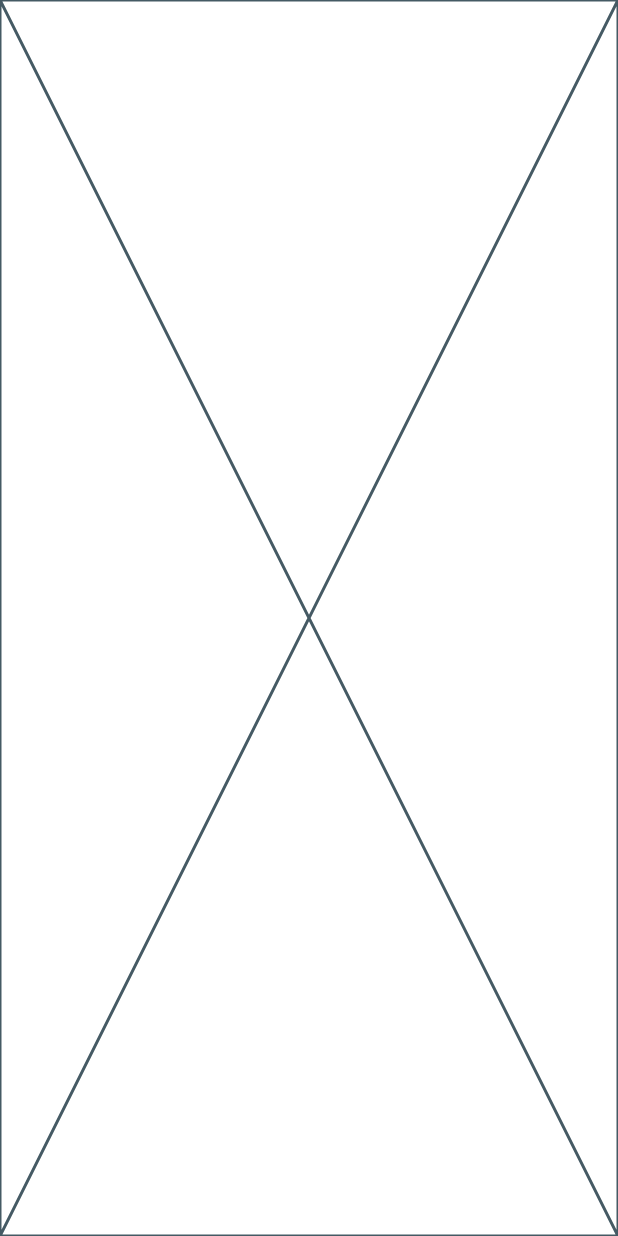
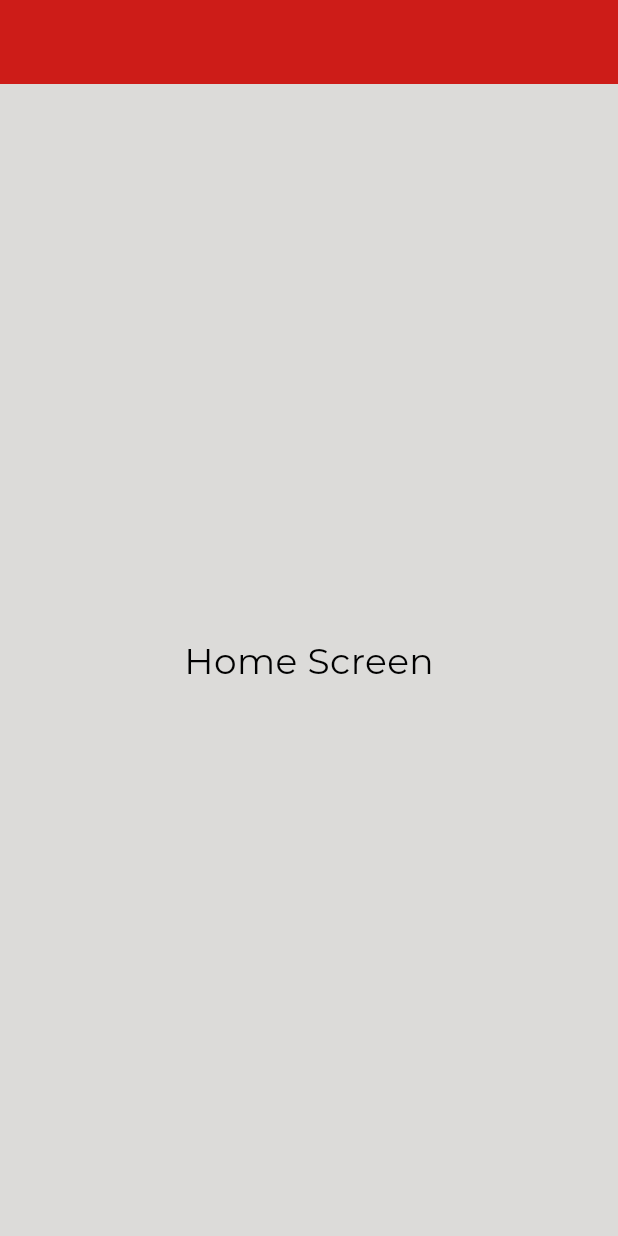
Before and after one commit to tulasireddytulasi/SpicyPickles, a Flutter app: the screen it shows after launch, on a phone screen of 412 x 824 dp. Run offline on Flutter 3.47's test engine with Material 3 defaults, Android fonts, the light colour scheme and no system bars.

Commit message:
Implemented Light Theme and Color constants

```diff
--- a/lib/app/app.dart
+++ b/lib/app/app.dart
@@ -1,4 +1,5 @@
 import 'package:flutter/material.dart';
+import 'package:spicypickles/core/theme/light_theme.dart';
 import 'package:spicypickles/presentation/home/home.dart';
 
 class SpicyPickleApp extends StatelessWidget {
@@ -8,10 +9,8 @@ class SpicyPickleApp extends StatelessWidget {
   Widget build(BuildContext context) {
     return MaterialApp(
       title: 'Flutter Demo',
-      theme: ThemeData(
-        colorScheme: ColorScheme.fromSeed(seedColor: Colors.deepPurple),
-        useMaterial3: true,
-      ),
+      debugShowCheckedModeBanner: false,
+      theme: LightTheme().themeData,
       home: const HomeScreen(),
     );
   }
--- /dev/null
+++ b/lib/core/theme/light_theme.dart
@@ -0,0 +1,193 @@
+import 'package:flutter/material.dart';
+import 'package:spicypickles/core/utils/app_colors.dart';
+
+abstract class AppTheme {
+  ThemeData get themeData;
+}
+
+class LightTheme implements AppTheme {
+  @override
+  ThemeData get themeData => ThemeData(
+    useMaterial3: true,
+    brightness: Brightness.light,
+    primaryColor: AppColors.vibrantRed,
+    primaryColorLight: AppColors.softOrange,
+    primaryColorDark: AppColors.deepRed,
+    secondaryHeaderColor: AppColors.vividOrange,
+    scaffoldBackgroundColor: AppColors.lightGrey,
+    colorScheme: const ColorScheme(
+      primary: AppColors.vibrantRed,
+      primaryContainer: AppColors.deepRed,
+      secondary: AppColors.vividOrange,
+      secondaryContainer: AppColors.softOrange,
+      surface: AppColors.lightGrey,
+      background: AppColors.white,
+      error: AppColors.vibrantRed,
+      onPrimary: AppColors.white,
+      onSecondary: AppColors.grey,
+      onSurface: AppColors.darkGrey,
+      onBackground: AppColors.grey,
+      onError: AppColors.white,
+      brightness: Brightness.light,
+    ),
+    appBarTheme: const AppBarTheme(
+      backgroundColor: AppColors.vibrantRed,
+      foregroundColor: AppColors.white,
+      iconTheme: IconThemeData(color: AppColors.white),
+    ),
+    buttonTheme: ButtonThemeData(
+      buttonColor: AppColors.vividOrange,
+      textTheme: ButtonTextTheme.primary,
+      shape: RoundedRectangleBorder(
+        borderRadius: BorderRadius.circular(4),
+      ),
+    ),
+    cardTheme: CardTheme(
+      color: AppColors.white,
+      shadowColor: AppColors.grey.withOpacity(0.1),
+      elevation: 2,
+      margin: const EdgeInsets.all(8),
+      shape: RoundedRectangleBorder(
+        borderRadius: BorderRadius.circular(4),
+        side: const BorderSide(color: AppColors.lightGrey),
+      ),
+    ),
+    textTheme: const TextTheme(
+      displayLarge: TextStyle(
+        fontSize: 96,
+        fontWeight: FontWeight.w400,
+        fontFamily: 'MontserratRegular',
+        color: AppColors.darkGrey,
+      ),
+      displayMedium: TextStyle(
+        fontSize: 60,
+        fontWeight: FontWeight.w400,
+        fontFamily: 'MontserratRegular',
+        color: AppColors.darkGrey,
+      ),
+      displaySmall: TextStyle(
+        fontSize: 48,
+        fontWeight: FontWeight.w400,
+        fontFamily: 'MontserratRegular',
+        color: AppColors.darkGrey,
+      ),
+      headlineLarge: TextStyle(
+        fontSize: 34,
+        fontWeight: FontWeight.w700,
+        fontFamily: 'MontserratBold',
+        color: AppColors.darkGrey,
+      ),
+      headlineMedium: TextStyle(
+        fontSize: 24,
+        fontWeight: FontWeight.w600,
+        fontFamily: 'MontserratSemiBold',
+        color: AppColors.darkGrey,
+      ),
+      headlineSmall: TextStyle(
+        fontSize: 20,
+        fontWeight: FontWeight.w500,
+        fontFamily: 'MontserratMedium',
+        color: AppColors.darkGrey,
+      ),
+      titleLarge: TextStyle(
+        fontSize: 16,
+        fontWeight: FontWeight.w600,
+        fontFamily: 'MontserratSemiBold',
+        color: AppColors.darkGrey,
+      ),
+      titleMedium: TextStyle(
+        fontSize: 14,
+        fontWeight: FontWeight.w500,
+        fontFamily: 'MontserratMedium',
+        color: AppColors.darkGrey,
+      ),
+      titleSmall: TextStyle(
+        fontSize: 12,
+        fontWeight: FontWeight.w400,
+        fontFamily: 'MontserratRegular',
+        color: AppColors.darkGrey,
+      ),
+      bodyLarge: TextStyle(
+        fontSize: 16,
+        fontWeight: FontWeight.w400,
+        fontFamily: 'MontserratRegular',
+        color: AppColors.darkGrey,
+      ),
+      bodyMedium: TextStyle(
+        fontSize: 14,
+        fontWeight: FontWeight.w400,
+        fontFamily: 'MontserratRegular',
+        color: AppColors.darkGrey,
+      ),
+      bodySmall: TextStyle(
+        fontSize: 12,
+        fontWeight: FontWeight.w400,
+        fontFamily: 'MontserratLight',
+        color: AppColors.grey,
+      ),
+      labelLarge: TextStyle(
+        fontSize: 14,
+        fontWeight: FontWeight.w600,
+        fontFamily: 'MontserratSemiBold',
+        color: AppColors.white,
+      ),
+      labelMedium: TextStyle(
+        fontSize: 12,
+        fontWeight: FontWeight.w500,
+        fontFamily: 'MontserratMedium',
+        color: AppColors.darkGrey,
+      ),
+      labelSmall: TextStyle(
+        fontSize: 10,
+        fontWeight: FontWeight.w400,
+        fontFamily: 'MontserratRegular',
+        color: AppColors.grey,
+      ),
+    ),
+    inputDecorationTheme: InputDecorationTheme(
+      filled: true,
+      fillColor: AppColors.lightGrey,
+      hintStyle: const TextStyle(color: AppColors.grey),
+      border: OutlineInputBorder(
+        borderRadius: BorderRadius.circular(4),
+        borderSide: const BorderSide(color: AppColors.grey),
+      ),
+      focusedBorder: OutlineInputBorder(
+        borderRadius: BorderRadius.circular(4),
+        borderSide: const BorderSide(color: AppColors.vibrantRed),
+      ),
+    ),
+    snackBarTheme: const SnackBarThemeData(
+      backgroundColor: AppColors.darkGrey,
+      contentTextStyle: TextStyle(color: AppColors.white),
+      actionTextColor: AppColors.vividOrange,
+    ),
+    dialogTheme: const DialogTheme(
+      backgroundColor: AppColors.white,
+      titleTextStyle: TextStyle(
+        fontSize: 20,
+        fontWeight: FontWeight.w500,
+        color: AppColors.darkGrey,
+      ),
+      contentTextStyle: TextStyle(
+        fontSize: 16,
+        fontWeight: FontWeight.w400,
+        color: AppColors.darkGrey,
+      ),
+    ),
+    switchTheme: SwitchThemeData(
+      trackColor: WidgetStateProperty.resolveWith((states) {
+        if (states.contains(WidgetState.selected)) {
+          return AppColors.vibrantRed;
+        }
+        return AppColors.grey;
+      }),
+      thumbColor: WidgetStateProperty.resolveWith((states) {
+        if (states.contains(WidgetState.selected)) {
+          return AppColors.white;
+        }
+        return AppColors.grey;
+      }),
+    ),
+  );
+}
--- /dev/null
+++ b/lib/core/utils/app_colors.dart
@@ -0,0 +1,52 @@
+import 'package:flutter/material.dart';
+
+class AppColors {
+  AppColors._();
+
+  // First row colors
+  static const lightRed = Color(0xFFFDCFCF);
+  static const salmonPink = Color(0xFFFB9696);
+  static const coral = Color(0xFFF94F4D);
+  static const vibrantRed = Color(0xFFCD1C18);
+  static const deepRed = Color(0xFF8E100D);
+  static const darkMaroon = Color(0xFF540604);
+  static const deepBrown = Color(0xFF2B0201);
+
+  // Second row colors
+  static const peach = Color(0xFFFFDFDA);
+  static const softOrange = Color(0xFFFFA896);
+  static const vividOrange = Color(0xFFFF6820);
+  static const pumpkin = Color(0xFFC64B00);
+  static const burntOrange = Color(0xFF8D3300);
+  static const earthyBrown = Color(0xFF5B1D00);
+  static const darkBrown = Color(0xFF270800);
+
+  // Third row colors
+  static const blush = Color(0xFFFCD8D8);
+  static const lightPeach = Color(0xFFFAAAA4);
+  static const watermelon = Color(0xFFF86363);
+  static const scarlet = Color(0xFFDB1F1F);
+  static const burgundy = Color(0xFF9B1313);
+  static const chocolate = Color(0xFF600808);
+  static const maroon = Color(0xFF2B0202);
+
+  // Fourth row colors
+  static const rosePink = Color(0xFFFFE7E9);
+  static const pastelPink = Color(0xFFFFAFB7);
+  static const hotPink = Color(0xFFFF6681);
+  static const crimson = Color(0xFFF00049);
+  static const rubyRed = Color(0xFFAE0032);
+  static const wineRed = Color(0xFF70001D);
+  static const deepRuby = Color(0xFF38000A);
+
+  // Fifth row colors (Greyscale)
+  static const lightGrey = Color(0xFFDCDBD9);
+  static const grey = Color(0xFFB7B0B0);
+  static const mediumGrey = Color(0xFF969889);
+  static const darkGrey = Color(0xFF726565);
+  static const charcoal = Color(0xFF4D4444);
+  static const blackishGrey = Color(0xFF2B2525);
+  static const black = Color(0xFF131010);
+
+  static const white = Color(0xFFFFFFFF);
+}
--- a/lib/presentation/home/home.dart
+++ b/lib/presentation/home/home.dart
@@ -10,6 +10,16 @@ class HomeScreen extends StatefulWidget {
 class _HomeScreenState extends State<HomeScreen> {
   @override
   Widget build(BuildContext context) {
-    return const Placeholder();
+    return Scaffold(
+      appBar: AppBar(),
+      body: const SafeArea(
+        child: Center(
+          child: Text(
+            "Home Screen",
+            style: TextStyle(fontSize: 24, color: Colors.black),
+          ),
+        ),
+      ),
+    );
   }
 }
```
Also changed, not shown: pubspec.yaml (+0 -21 lines).
